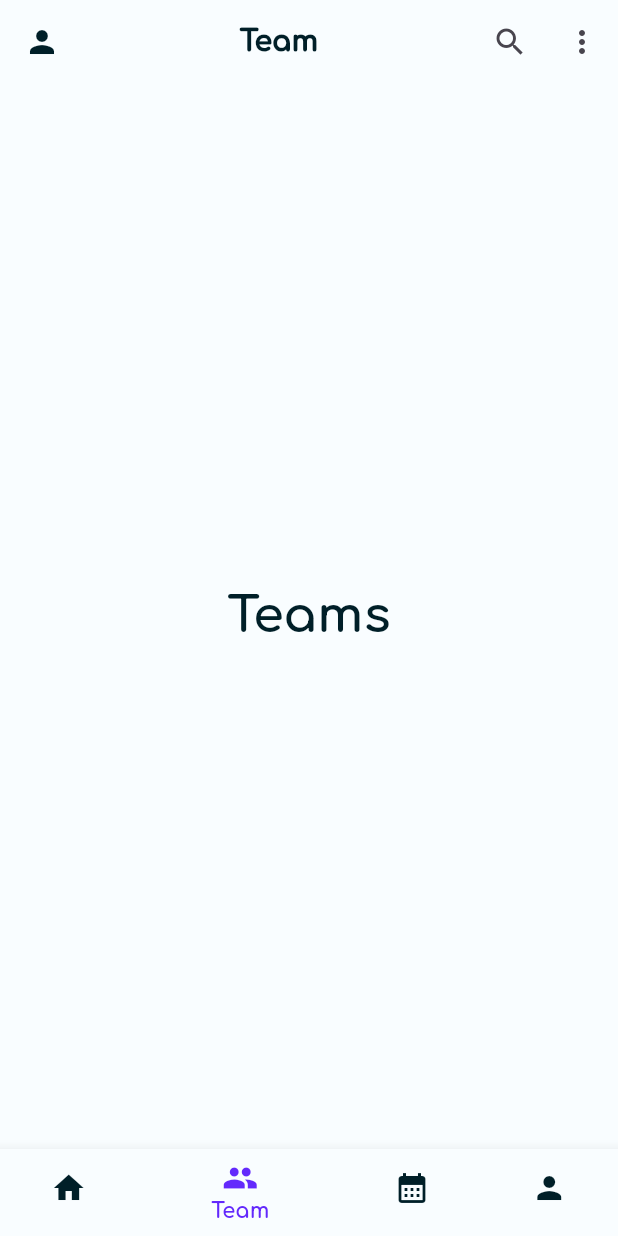
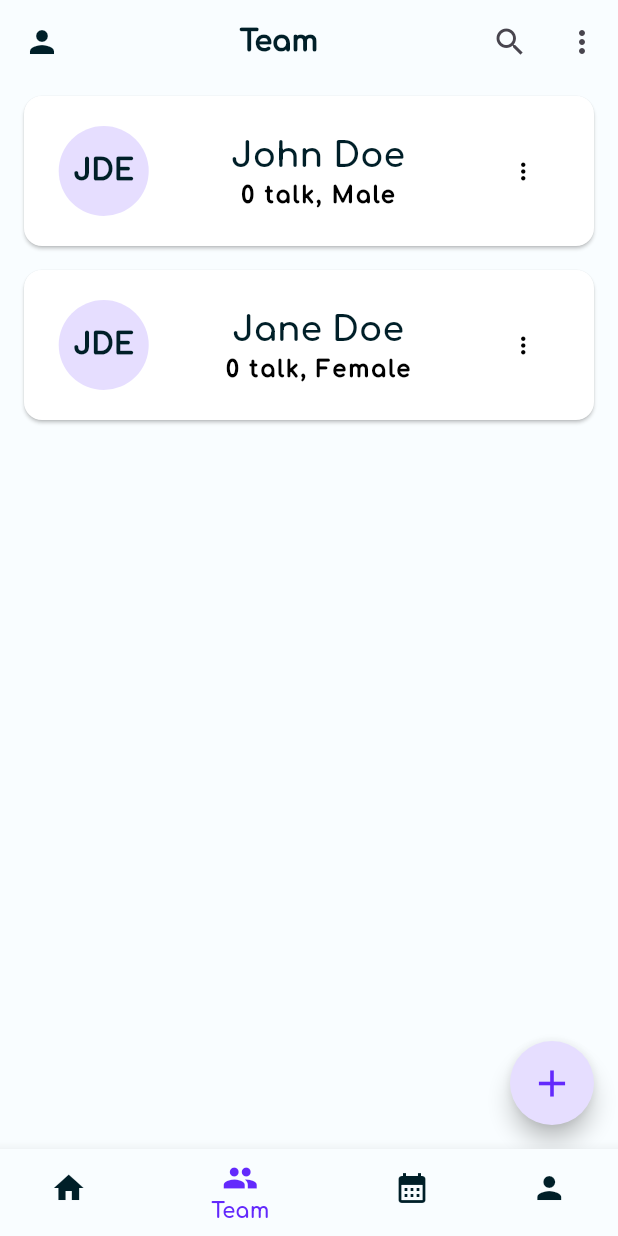
Before and after one commit to regi-gouale/com_gouale_suivi_rdv, a Flutter app: the HomeScreen screen opened directly, item 2 of the bottom bar chosen, on a phone screen of 412 x 824 dp. Run offline on Flutter 3.47's test engine with Material 2 defaults, Android fonts, the phone set to English and light mode, and no system bars; our stand-ins replace google_fonts; generated files the repository leaves out were written again.

Commit message:
Add team view

```diff
--- a/lib/l10n/app_en.arb
+++ b/lib/l10n/app_en.arb
@@ -70,5 +70,10 @@
     "deleteMessageMultiple": "Are you sure you want to delete these items?",
     "team": "Team",
     "teams": "Teams",
-    "planning": "Planning"
+    "planning": "Planning",
+    "talks": "Talks",
+    "talk": "Talk",
+    "gender":  "Gender",
+    "male": "Male",
+    "female": "Female"
 }
--- a/lib/l10n/app_fr.arb
+++ b/lib/l10n/app_fr.arb
@@ -70,5 +70,10 @@
     "deleteMessageMultiple": "Voulez-vous vraiment supprimer ces éléments?",
     "team": "Équipe",
     "teams": "Équipes",
-    "planning": "À venir"
+    "planning": "À venir",
+    "talks": "Entretiens",
+    "talk": "Entretien",
+    "gender":  "Sexe",
+    "male": "Homme",
+    "female": "Femme"
 }
--- a/lib/screens/home_screen.dart
+++ b/lib/screens/home_screen.dart
@@ -1,6 +1,7 @@
 import 'package:flutter/material.dart';
 import 'package:iger/utils/translate.dart';
 import 'package:iger/views/home_view.dart';
+import 'package:iger/views/team_view.dart';
 
 class HomeScreen extends StatefulWidget {
   const HomeScreen({super.key});
@@ -47,19 +48,8 @@ class _HomeScreenState extends State<HomeScreen> {
       body: IndexedStack(
         index: _currentViewIndex,
         children: [
-          // Center(
-          //   child: Text(
-          //     t(context)!.home,
-          //     style: Theme.of(context).textTheme.headline4,
-          //   ),
-          // ),
           const HomeView(),
-          Center(
-            child: Text(
-              t(context)!.teams,
-              style: Theme.of(context).textTheme.headline4,
-            ),
-          ),
+          const TeamView(),
           Center(
             child: Text(
               t(context)!.planning,
--- a/lib/screens/onboarding_screen.dart
+++ b/lib/screens/onboarding_screen.dart
@@ -3,8 +3,8 @@ import 'package:iger/screens/home_screen.dart';
 // import 'package:iger/screens/welcome_screen.dart';
 import 'package:iger/utils/on_board.dart';
 import 'package:iger/utils/translate.dart';
-import 'package:iger/widgets/dot_indicator.dart';
-import 'package:iger/widgets/on_board_content.dart';
+import 'package:iger/widgets/dot_indicator_widget.dart';
+import 'package:iger/widgets/on_board_content_widget.dart';
 
 class OnBoardingScreen extends StatefulWidget {
   const OnBoardingScreen({super.key});
@@ -44,7 +44,7 @@ class _OnBoardingScreenState extends State<OnBoardingScreen> {
                     _pageIndex = value;
                   });
                 },
-                itemBuilder: (context, index) => OnBoardContent(
+                itemBuilder: (context, index) => OnBoardContentWidget(
                   title: demoData[index].title,
                   image: demoData[index].image,
                   description: demoData[index].description,
@@ -83,7 +83,7 @@ class _OnBoardingScreenState extends State<OnBoardingScreen> {
                     demoData.length,
                     (index) => Padding(
                       padding: const EdgeInsets.only(right: 4.0),
-                      child: DotIndicator(
+                      child: DotIndicatorWidget(
                         isActive: index == _pageIndex,
                       ),
                     ),
@@ -98,8 +98,7 @@ class _OnBoardingScreenState extends State<OnBoardingScreen> {
                           Navigator.of(context).pushReplacement(
                             MaterialPageRoute(
                               // builder: (context) => const WelcomeScreen(),
-                              builder: (context) => const HomeScreen(
-                              ),
+                              builder: (context) => const HomeScreen(),
                             ),
                           );
                         } else {
@@ -129,8 +128,7 @@ class _OnBoardingScreenState extends State<OnBoardingScreen> {
                     Navigator.of(context).pushReplacement(
                       MaterialPageRoute(
                         // builder: (context) => const WelcomeScreen(),
-                        builder: (context) => const HomeScreen(
-                        ),
+                        builder: (context) => const HomeScreen(),
                       ),
                     );
                   },
--- a/lib/views/team_view.dart
+++ b/lib/views/team_view.dart
@@ -0,0 +1,41 @@
+import 'package:flutter/material.dart';
+import 'package:iger/widgets/collaboartor_item_widget.dart';
+
+class TeamView extends StatelessWidget {
+  const TeamView({super.key});
+
+  @override
+  Widget build(BuildContext context) {
+    return Scaffold(
+      body: ListView(
+        children: [
+          CollaboratorItemWidget(
+            collaborator: Collaborator(
+              firstName: "John",
+              lastName: "Doe",
+              gender: "Male",
+            ),
+          ),
+          CollaboratorItemWidget(
+            collaborator: Collaborator(
+              firstName: "Jane",
+              lastName: "Doe",
+              gender: "Female",
+            ),
+          ),
+        ],
+      ),
+      floatingActionButton: FloatingActionButton(
+        onPressed: () {},
+        shape: RoundedRectangleBorder(
+          borderRadius: BorderRadius.circular(30),
+        ),
+        child: Icon(
+          Icons.add,
+          color: Theme.of(context).colorScheme.primary,
+          size: 30,
+        ),
+      ),
+    );
+  }
+}
--- /dev/null
+++ b/lib/widgets/collaboartor_item_widget.dart
@@ -0,0 +1,72 @@
+import 'package:flutter/material.dart';
+import 'package:iger/utils/translate.dart';
+
+class CollaboratorItemWidget extends StatelessWidget {
+  final Collaborator collaborator;
+  const CollaboratorItemWidget({
+    super.key,
+    required this.collaborator,
+  });
+
+  @override
+  Widget build(BuildContext context) {
+    return Padding(
+      padding: const EdgeInsets.symmetric(horizontal: 16.0, vertical: 8.0),
+      child: ElevatedButton(
+        style: ElevatedButton.styleFrom(
+          foregroundColor: Colors.black,
+          backgroundColor: Colors.white,
+          shape: RoundedRectangleBorder(
+            borderRadius: BorderRadius.circular(12),
+          ),
+        ),
+        onPressed: () {},
+        child: SizedBox(
+          height: 100,
+          child: Row(
+            children: [
+              CircleAvatar(
+                radius: 30,
+                child: Text(
+                  "${collaborator.firstName[0]}${collaborator.lastName[0]}${collaborator.lastName[collaborator.lastName.length - 1]}"
+                      .toUpperCase(),
+                  style: Theme.of(context).textTheme.headline6,
+                ),
+              ),
+              const Spacer(),
+              Column(
+                mainAxisAlignment: MainAxisAlignment.center,
+                children: [
+                  Text(
+                    "${collaborator.firstName} ${collaborator.lastName}",
+                    style: Theme.of(context).textTheme.headline5,
+                  ),
+                  Text(
+                      "${collaborator.talksNumber} ${(collaborator.talksNumber > 1) ? t(context)!.talks.toLowerCase() : t(context)!.talk.toLowerCase()}, ${collaborator.gender}"),
+                ],
+              ),
+              const Spacer(),
+              IconButton(
+                icon: const Icon(Icons.more_vert),
+                onPressed: () {},
+              ),
+            ],
+          ),
+        ),
+      ),
+    );
+  }
+}
+
+class Collaborator {
+  String firstName;
+  String lastName;
+  String gender;
+  int talksNumber = 0;
+
+  Collaborator({
+    required this.firstName,
+    required this.lastName,
+    required this.gender,
+  });
+}
--- a/lib/widgets/dot_indicator.dart
+++ b/lib/widgets/dot_indicator_widget.dart
@@ -1,7 +1,7 @@
 import 'package:flutter/material.dart';
 
-class DotIndicator extends StatelessWidget {
-  const DotIndicator({
+class DotIndicatorWidget extends StatelessWidget {
+  const DotIndicatorWidget({
     Key? key,
     this.isActive = false,
   }) : super(key: key);
--- a/lib/widgets/on_board_content.dart
+++ b/lib/widgets/on_board_content_widget.dart
@@ -1,7 +1,7 @@
 import 'package:flutter/material.dart';
 
-class OnBoardContent extends StatelessWidget {
-  const OnBoardContent({
+class OnBoardContentWidget extends StatelessWidget {
+  const OnBoardContentWidget({
     Key? key,
     required this.image,
     required this.title,
```
